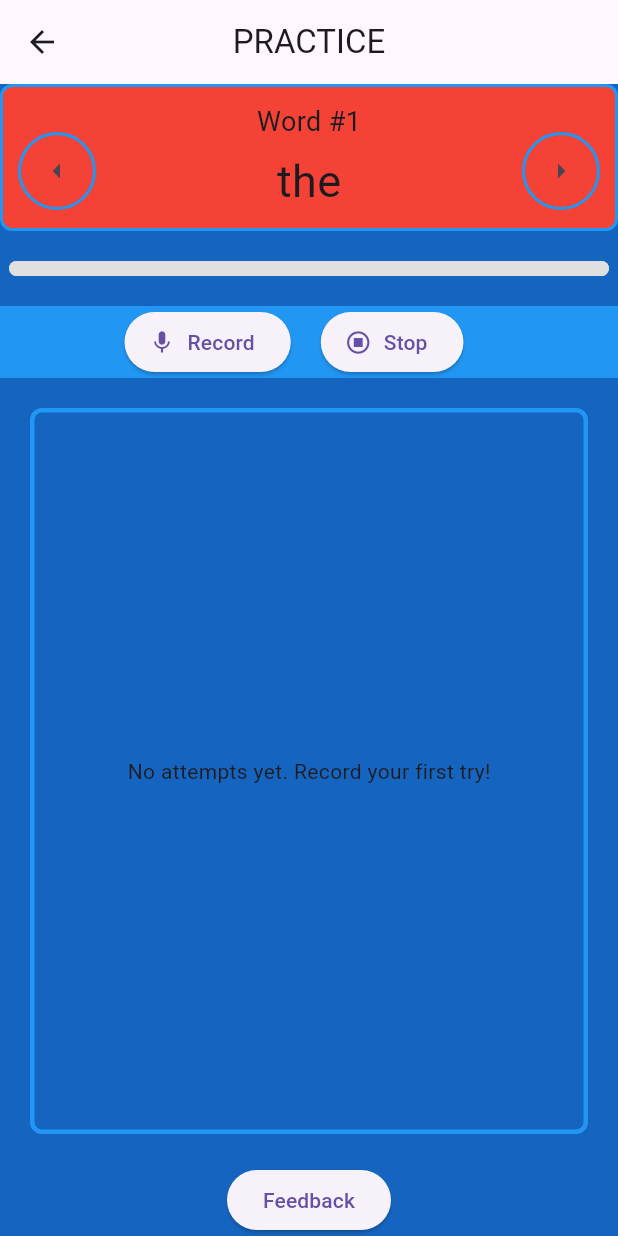
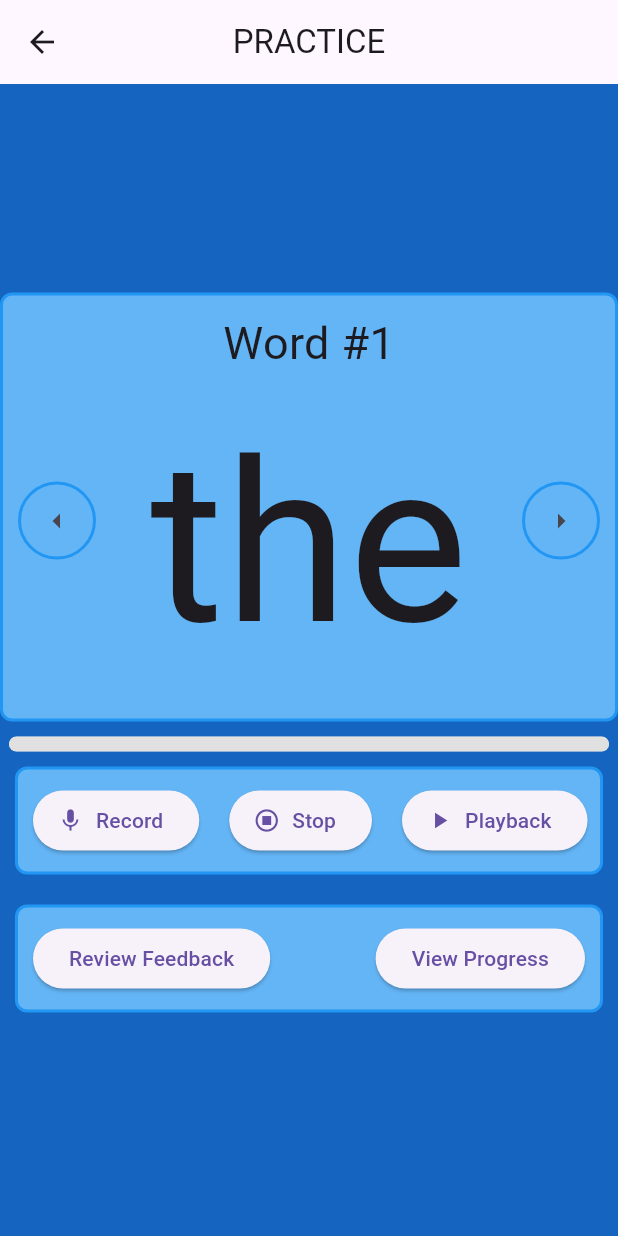
Before and after one commit to ZhongTheKong/read_right_project, a Flutter app: the PracticeScreen screen opened directly, on a phone screen of 412 x 824 dp. Run offline on Flutter 3.47's test engine with Material 3 defaults, Android fonts, the phone set to English and light mode, and no system bars; our stand-ins replace just_audio, shared_preferences, speech_to_text; missing offline and left inert: audio_session, record; accounts and stored records are empty.

Commit message:
Formatting changes to practice screen. Now one giant word that auto opens feedback screen on stop recording

```diff
--- a/lib/screens/practice_screen.dart
+++ b/lib/screens/practice_screen.dart
@@ -46,7 +46,7 @@ class _PracticeScreenState extends State<PracticeScreen> {
                 child: Container(
                   padding: EdgeInsets.all(10),
                   decoration: BoxDecoration(
-                    color: Colors.red,
+                    color: Colors.blue[300],
                     border: Border.all(color: Colors.blue, width: 2), // outline color & width
                     borderRadius: BorderRadius.circular(8),
                   ),
@@ -77,14 +77,14 @@ class _PracticeScreenState extends State<PracticeScreen> {
                           children: [
                             Text(
                               'Word #${recorder.index + 1}',
-                              style: TextStyle(fontSize: 18),
+                              style: TextStyle(fontSize: 30),
                             ),
                             const SizedBox(height: 5),
                             Row(
                               children: [
                                 Text(
                                   recorder.word_list[recorder.index],
-                                  style: TextStyle(fontSize: 30),
+                                  style: TextStyle(fontSize: 150),
                                 ),
                               ],
                             ),
@@ -114,8 +114,7 @@ class _PracticeScreenState extends State<PracticeScreen> {
                 ),
               ),
 
-              const SizedBox(height: 20),
-
+              const SizedBox(height: 10),
 
               // LINEAR PROGRESS INDICATOR
               Container(
@@ -140,10 +139,16 @@ class _PracticeScreenState extends State<PracticeScreen> {
                 ),
               ),
 
-              const SizedBox(height: 20),
-
               Container(
-                color: Colors.blue,
+                width: 450,
+                padding: EdgeInsets.all(10),
+                margin: EdgeInsets.all(10),
+                decoration: BoxDecoration(
+                  color: Colors.blue[300],
+                  border: Border.all(color: Colors.blue, width: 2), // outline color & width
+                  borderRadius: BorderRadius.circular(8),
+                ),
+                // color: Colors.blue,
                 child: Consumer<RecordingProvider>(
                   builder: (BuildContext context, RecordingProvider recorder, Widget? child) => Row(
                     mainAxisAlignment: MainAxisAlignment.center,
@@ -160,94 +165,125 @@ class _PracticeScreenState extends State<PracticeScreen> {
                       ElevatedButton.icon(
                         onPressed: () {
                           recorder.stopRecording();
+                          Navigator.pushNamed(context, AppRoutes.feedback);
                         },
                         icon: const Icon(Icons.stop_circle_outlined),
                         label: const Text('Stop'),
                       ),
                       const SizedBox(width: 20),
+
+                      ElevatedButton.icon(
+                        onPressed: () {
+                          recorder.play(recorder.attempts[recorder.index].filePath);
+                        },
+                        icon: const Icon(Icons.play_arrow),
+                        label: const Text('Playback'),
+                      ),
                     ],
                   ),
                 ),
               ),
 
-              Expanded(
-                child: Container(
-                  margin: EdgeInsets.all(20),
-                  padding: EdgeInsets.all(5),
-                  decoration: BoxDecoration(
-                    border: Border.all(color: Colors.blue, width: 3),
-                    borderRadius: BorderRadius.circular(8),
-                  ),
-                  child: Consumer<RecordingProvider>(
-                    builder: (BuildContext context, RecordingProvider recorder, Widget? child) => recorder.attempts.isEmpty
-                      ? const Center(
-                          child: Text('No attempts yet. Record your first try!')
-                      )
-                      : ClipRRect(
-                        borderRadius: BorderRadiusGeometry.circular(8),
-                        child: ListView.separated(
-                            itemCount: recorder.attempts.length,
-                            separatorBuilder: (_, __) => const SizedBox(height: 8),
-                            itemBuilder: (context, i) {
+              // Expanded(
+              //   child: Container(
+              //     margin: EdgeInsets.all(20),
+              //     padding: EdgeInsets.all(5),
+              //     decoration: BoxDecoration(
+              //       border: Border.all(color: Colors.blue, width: 3),
+              //       borderRadius: BorderRadius.circular(8),
+              //     ),
+              //     child: Consumer<RecordingProvider>(
+              //       builder: (BuildContext context, RecordingProvider recorder, Widget? child) => recorder.attempts.isEmpty
+              //         ? const Center(
+              //             child: Text('No attempts yet. Record your first try!')
+              //         )
+              //         : ClipRRect(
+              //           borderRadius: BorderRadiusGeometry.circular(8),
+              //           child: ListView.separated(
+              //               itemCount: recorder.attempts.length,
+              //               separatorBuilder: (_, __) => const SizedBox(height: 8),
+              //               itemBuilder: (context, i) {
 
-                              final iterAttempt = recorder.attempts[i];
-                              final exists = File(iterAttempt.filePath).existsSync();
+              //                 final iterAttempt = recorder.attempts[i];
+              //                 final exists = File(iterAttempt.filePath).existsSync();
 
-                              return Material(
-                                color: Colors.transparent,
-                                child: ListTile(
-                                  shape: RoundedRectangleBorder(
-                                    borderRadius: BorderRadius.circular(12),
-                                    side: const BorderSide(width: 1),
-                                  ),
-                                  title: Text(iterAttempt.word),
+              //                 return Material(
+              //                   color: Colors.transparent,
+              //                   child: ListTile(
+              //                     shape: RoundedRectangleBorder(
+              //                       borderRadius: BorderRadius.circular(12),
+              //                       side: const BorderSide(width: 1),
+              //                     ),
+              //                     title: Text(iterAttempt.word),
 
-                                  subtitle: Text(
-                                      'Attempt ${recorder.attempts.length - i}\nDate: ${iterAttempt.createdAt.toLocal()}\nDuration: ~${(iterAttempt.durationMs / 1000).toStringAsFixed(1)}s'),
+              //                     subtitle: Text(
+              //                         'Attempt ${recorder.attempts.length - i}\nDate: ${iterAttempt.createdAt.toLocal()}\nDuration: ~${(iterAttempt.durationMs / 1000).toStringAsFixed(1)}s'),
 
-                                  trailing: Row(
-                                    mainAxisSize: MainAxisSize.min,
-                                    children: [
-                                      IconButton(
-                                        tooltip: 'Play',
-                                        onPressed: (!exists || recorder.isPlaying)
-                                            ? null
-                                            : () => recorder.play(iterAttempt.filePath),
-                                        icon: const Icon(Icons.play_arrow),
-                                      ),
+              //                     trailing: Row(
+              //                       mainAxisSize: MainAxisSize.min,
+              //                       children: [
+              //                         IconButton(
+              //                           tooltip: 'Play',
+              //                           onPressed: (!exists || recorder.isPlaying)
+              //                               ? null
+              //                               : () => recorder.play(iterAttempt.filePath),
+              //                           icon: const Icon(Icons.play_arrow),
+              //                         ),
 
-                                      IconButton(
-                                        tooltip: 'Stop',
+              //                         IconButton(
+              //                           tooltip: 'Stop',
 
-                                        // TODO: CREATE A BETTER PLAY ATTEMPT BUTTON CALLBACK
-                                        onPressed: recorder.isPlaying
-                                            ? () => recorder.player.stop().then(
-                                                (_) => setState(() => recorder.isPlaying = false))
-                                            : null,
+              //                           // TODO: CREATE A BETTER PLAY ATTEMPT BUTTON CALLBACK
+              //                           onPressed: recorder.isPlaying
+              //                               ? () => recorder.player.stop().then(
+              //                                   (_) => setState(() => recorder.isPlaying = false))
+              //                               : null,
 
-                                        icon: const Icon(Icons.stop),
-                                      ),
+              //                           icon: const Icon(Icons.stop),
+              //                         ),
 
-                                      IconButton(onPressed: (){}, icon: Icon(Icons.feedback))
-                                    ]
-                                  ),
-                                ),
-                              );
+              //                         IconButton(onPressed: (){}, icon: Icon(Icons.feedback))
+              //                       ]
+              //                     ),
+              //                   ),
+              //                 );
 
 
-                            },
-                          ),
-                      ),
-                  ),
+              //               },
+              //             ),
+              //         ),
+              //     ),
+              //   ),
+              // ),
+
+              Container(
+                width: 400,
+                padding: EdgeInsets.all(10),
+                margin: EdgeInsets.all(10),
+                decoration: BoxDecoration(
+                  color: Colors.blue[300],
+                  border: Border.all(color: Colors.blue, width: 2), // outline color & width
+                  borderRadius: BorderRadius.circular(8),
+                ),
+                child: Row(
+                  mainAxisAlignment: MainAxisAlignment.spaceBetween,
+                  children: [
+                    ElevatedButton(
+                      onPressed: () {
+                        Navigator.pushNamed(context, AppRoutes.feedback);
+                      },
+                      child: const Text('Review Feedback'),
+                    ),
+                    ElevatedButton(
+                      onPressed: () {
+                        Navigator.pushNamed(context, AppRoutes.feedback);
+                      },
+                      child: const Text('View Progress'),
+                    ),
+                  ],
                 ),
               ),
 
-              ElevatedButton(
-                onPressed: () {
-                  Navigator.pushNamed(context, AppRoutes.feedback);
-                },
-                child: const Text('Feedback'),
-              ),
 
 
             ],
```
